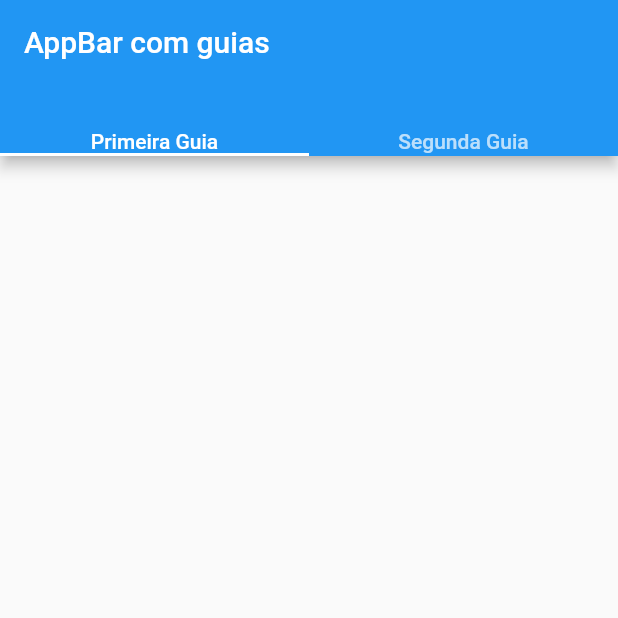
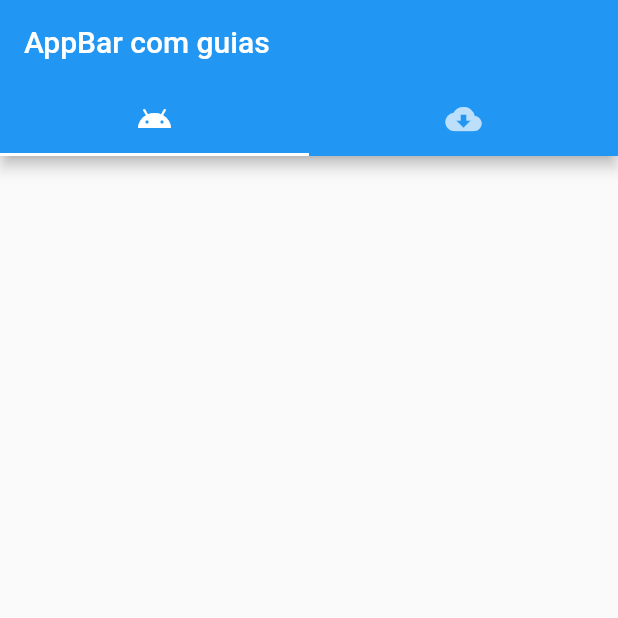
Before and after one commit to JoseNildo-Dev/Aprendendo_Flutter_Testes, a Flutter app: the screen it shows after launch, on a phone screen of 412 x 824 dp, the top half of it. Run offline on Flutter 3.47's test engine with Material 2 defaults, Android fonts, the phone set to English and light mode, and no system bars.

Commit message:
ADD: Mudar aparencia das Tabs
Troca do texto das Tabs por icones, icone do Android e um Cloud Download, respectivamente

```diff
--- a/TabsBar/lib/main.dart
+++ b/TabsBar/lib/main.dart
@@ -14,8 +14,12 @@ class MyApp extends StatelessWidget {
             title: Text("AppBar com guias"),
             bottom: TabBar(
               tabs: <Widget>[
-                Text('Primeira Guia'),
-                Text('Segunda Guia'),
+                Tab(
+                  icon: Icon(Icons.android),
+                ),
+                Tab(
+                  icon: Icon(Icons.cloud_download),
+                ),
               ],
             ),
           ),
```
